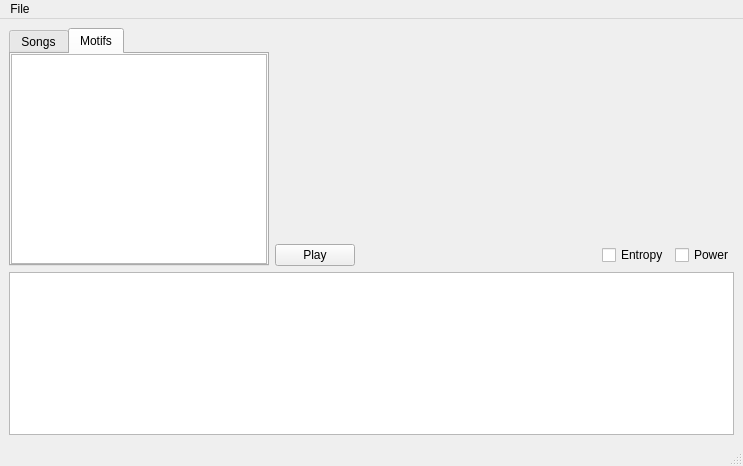
This is audioanalysis/main.ui in Ticopress/audioanalysis as Qt 5 draws it before an edit. The edited form follows.
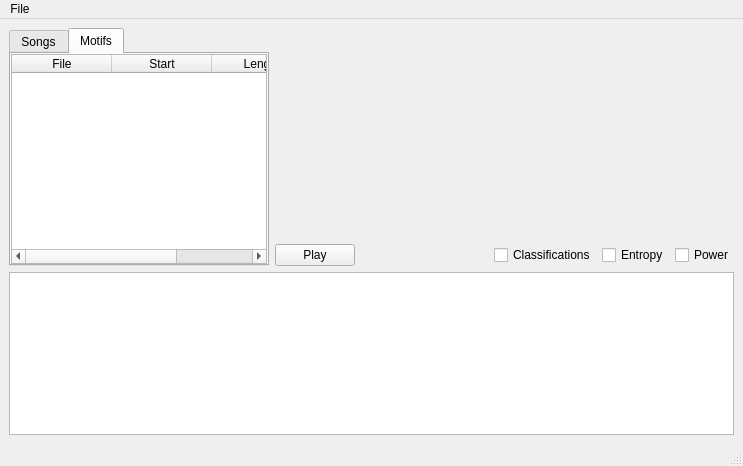
This is the edited form. The open tabs and pages were chosen to show the change. Icons and pictures are not drawn.

Commit message: Add several menu options to the GUI and add their callbacks

What changed in the file:
```diff
--- a/audioanalysis/main.ui
+++ b/audioanalysis/main.ui
@@ -89,7 +89,26 @@
              <number>0</number>
             </property>
             <item>
-             <widget class="QTableWidget" name="motif_table"/>
+             <widget class="QTableWidget" name="motif_table">
+              <property name="toolTip">
+               <string>List of discovered motifs</string>
+              </property>
+              <column>
+               <property name="text">
+                <string>File</string>
+               </property>
+              </column>
+              <column>
+               <property name="text">
+                <string>Start</string>
+               </property>
+              </column>
+              <column>
+               <property name="text">
+                <string>Length</string>
+               </property>
+              </column>
+             </widget>
             </item>
            </layout>
           </widget>
@@ -187,6 +206,13 @@
             </property>
            </spacer>
           </item>
+          <item>
+           <widget class="QCheckBox" name="classes_checkbox">
+            <property name="text">
+             <string>Classifications</string>
+            </property>
+           </widget>
+          </item>
           <item>
            <widget class="QCheckBox" name="entropy_checkbox">
             <property name="toolTip">
```
Left out of the diff: 65 changed lines with no effect on the pictures. The commit also changes 2 other files.
